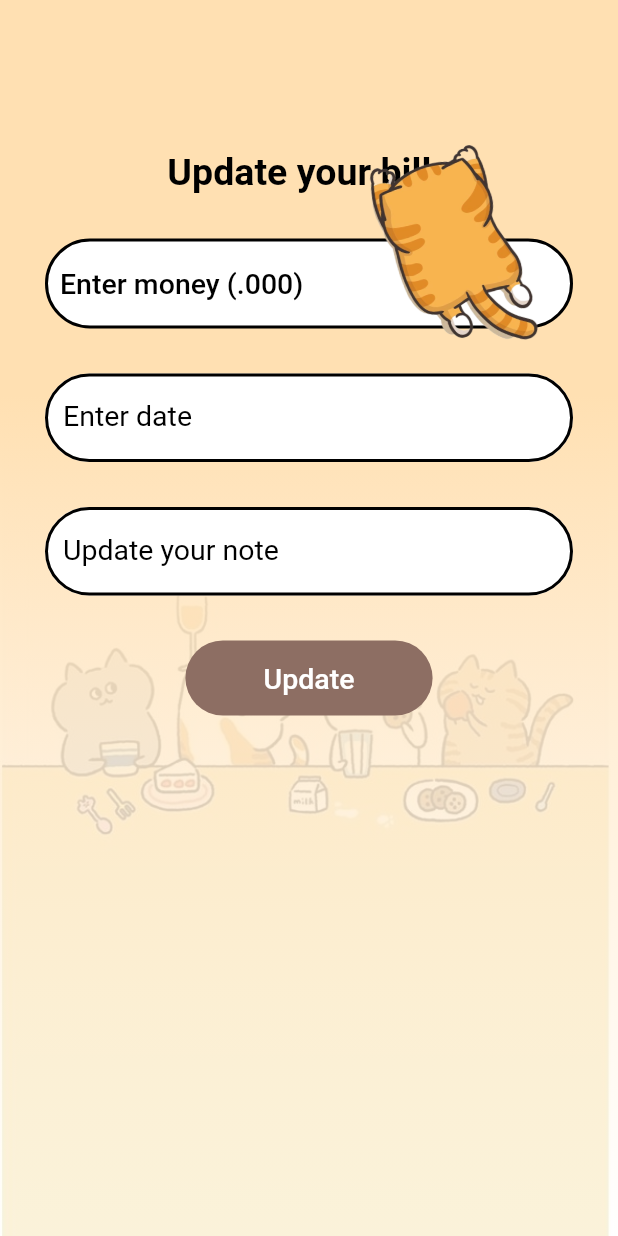
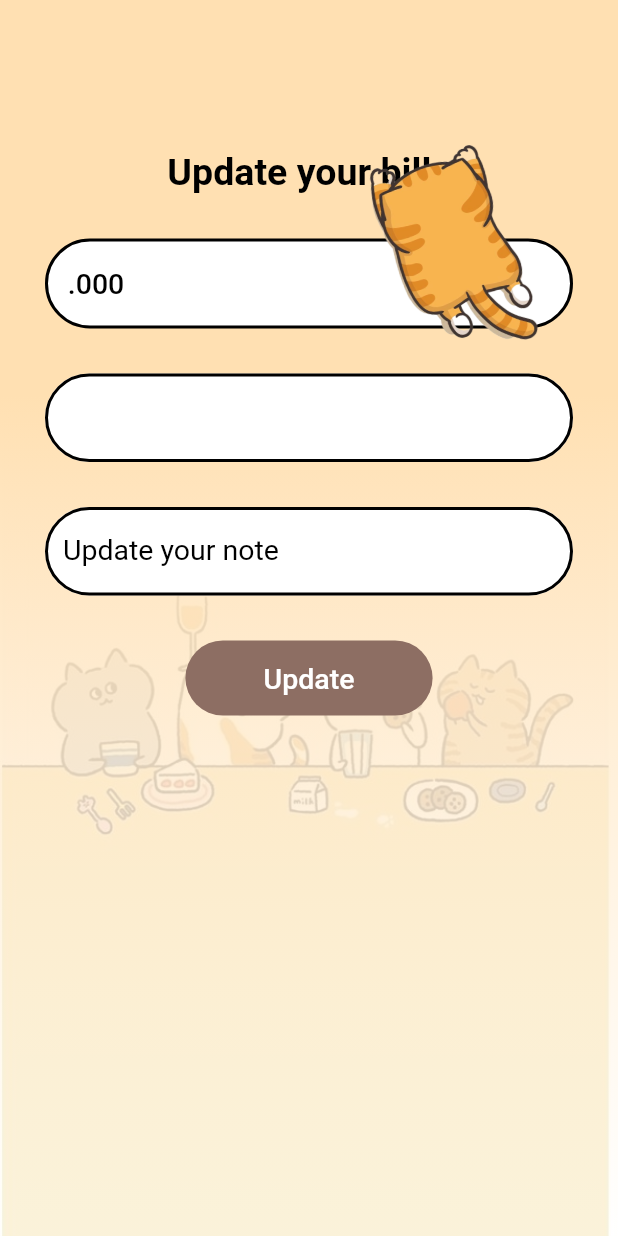
Before and after one commit to cuongceg/meow-money, a Flutter app: the UpdateBill screen opened directly with empty values, on a phone screen of 412 x 824 dp. Run offline on Flutter 3.47's test engine with Material 2 defaults, Android fonts, the phone set to English and light mode, and no system bars; our stand-ins replace animate_do, carousel_slider, cloud_firestore, firebase_auth, firebase_core, fl_chart and 6 more; missing offline and left inert: choice, flutter_floating_bottom_bar, flutter_simple_calculator, size_config; accounts and stored records are empty.

Commit message:
Improve UX

```diff
--- a/lib/pages/home/main_screen/update_bill.dart
+++ b/lib/pages/home/main_screen/update_bill.dart
@@ -6,8 +6,9 @@ import 'package:flutter_simple_calculator/flutter_simple_calculator.dart';
 import 'package:monney_management/services/database.dart';
 
 class UpdateBill extends StatefulWidget {
-  const UpdateBill({super.key,required this.idTouch,required this.option});
-  final String idTouch,option;
+  const UpdateBill({super.key,required this.idTouch,required this.dateTime,required this.money,this.note});
+  final String idTouch,money,dateTime;
+  final String? note;
   @override
   State<UpdateBill> createState() => _UpdateBillState();
 }
@@ -74,7 +75,7 @@ class _UpdateBillState extends State<UpdateBill> {
                             mainAxisAlignment: MainAxisAlignment.start,
                             children: [
                               TextButton(
-                                child: Text(_currentValue==0?"Enter money (.000)":_currentValue.toString(),style:Font().bodyBlack,),
+                                child: Text(_currentValue==0?"${widget.money}.000":_currentValue.toString(),style:Font().bodyBlack,),
                                 onPressed: (){
                                   showModalBottomSheet(
                                       context: context,
@@ -110,7 +111,7 @@ class _UpdateBillState extends State<UpdateBill> {
                             await _selectDate(context);
                             dateEditingController.text = DateFormat('dd/MM/yyyy').format(date!);
                           },
-                          decoration: ConstWigdet().inputDecoration("Enter date"),
+                          decoration: ConstWigdet().inputDecoration(widget.dateTime),
                         ),
                       ),
                       Padding(
@@ -127,7 +128,7 @@ class _UpdateBillState extends State<UpdateBill> {
                           onChanged: (text){
                             note=text;
                           },
-                          decoration: ConstWigdet().inputDecoration("Update your note"),
+                          decoration: ConstWigdet().inputDecoration(note??"Update your note"),
                         ),
                       ),
                       Container(
@@ -139,7 +140,7 @@ class _UpdateBillState extends State<UpdateBill> {
                         ),
                         child: TextButton(
                             onPressed:(){
-                              Database().updateDocument(widget.idTouch, widget.option,_currentValue.toString(),note,date??DateTime.now());
+                              Database().updateDocument(widget.idTouch,_currentValue.toString(),note,date??DateTime.now());
                               Navigator.pop(context);
                               setState(() {
                                 _currentValue=0;
```
